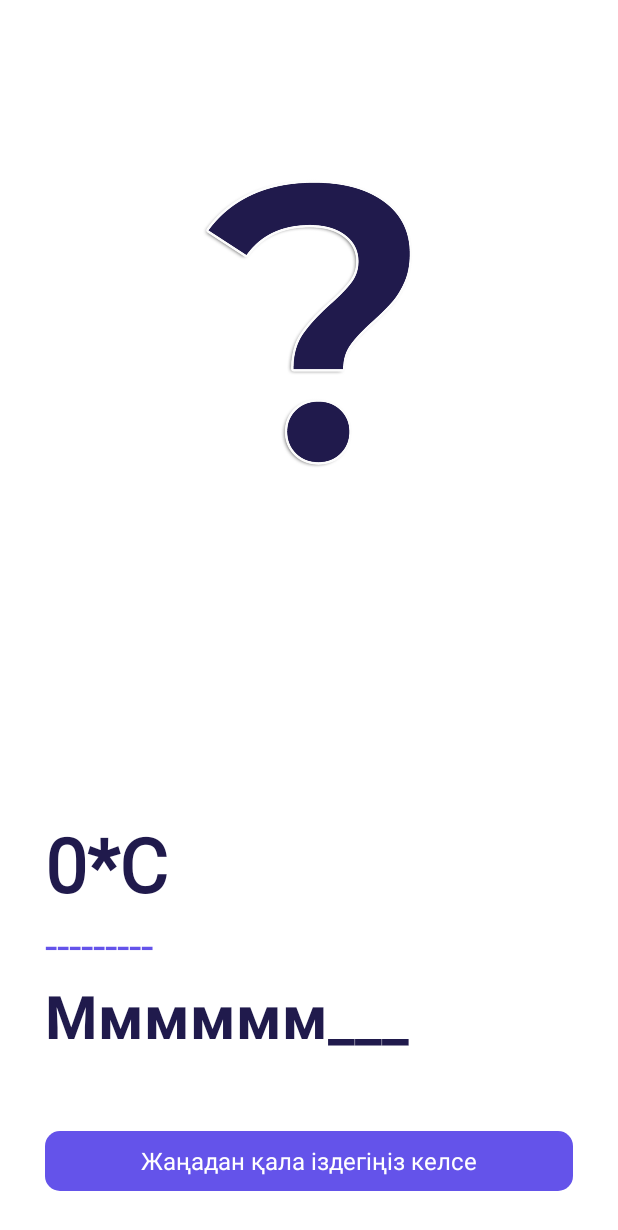
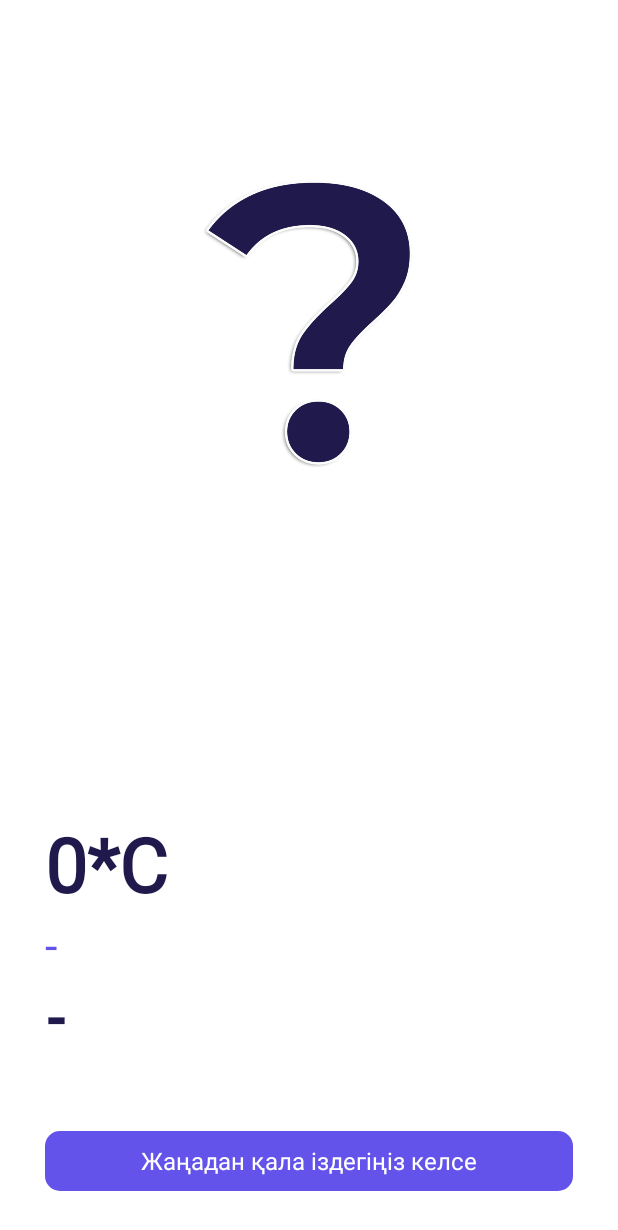
Before and after one commit to yerkebulvn/WheatherAppJava, an Android app: the screen it shows after launch (MainActivity), on a phone screen of 412 x 824 dp. Shown: the top 1230 px of the screen. Run offline under Robolectric (Android 15) with nearby library versions, the phone set to English and light mode, and no system bars; libraries missing offline, so code that uses them is left out: com.loopj.android, cz.msebera.android.

Commit message:
Update main activity xml

```diff
--- a/app/src/main/res/layout/activity_main.xml
+++ b/app/src/main/res/layout/activity_main.xml
@@ -46,7 +46,7 @@
             android:id="@+id/weatherCondition"
             android:textSize="30sp"
             android:textColor="@color/button_600"
-            android:text="---------"
+            android:text="-"
             android:paddingStart="30sp">
 
         </TextView>
@@ -56,7 +56,7 @@
             android:id="@+id/cityName"
             android:textStyle="bold"
             android:textSize="40sp"
-            android:text="Мммммм___"
+            android:text="-"
             android:paddingStart="30sp"
             android:textColor="@color/ui_darkest">
 
```
